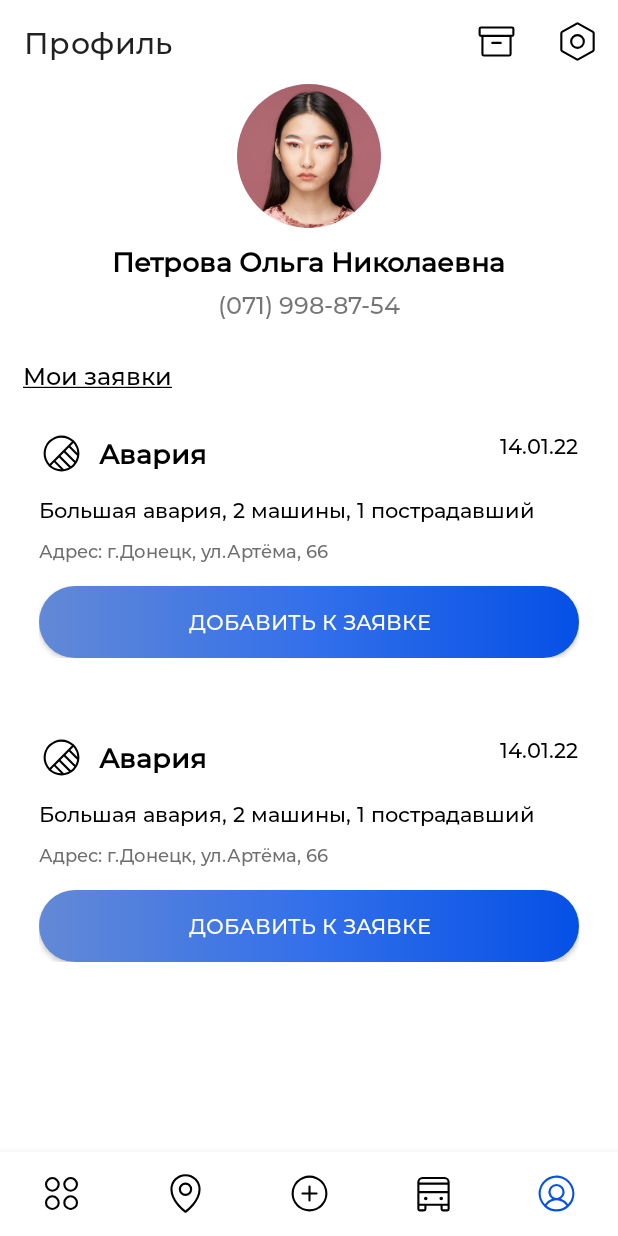
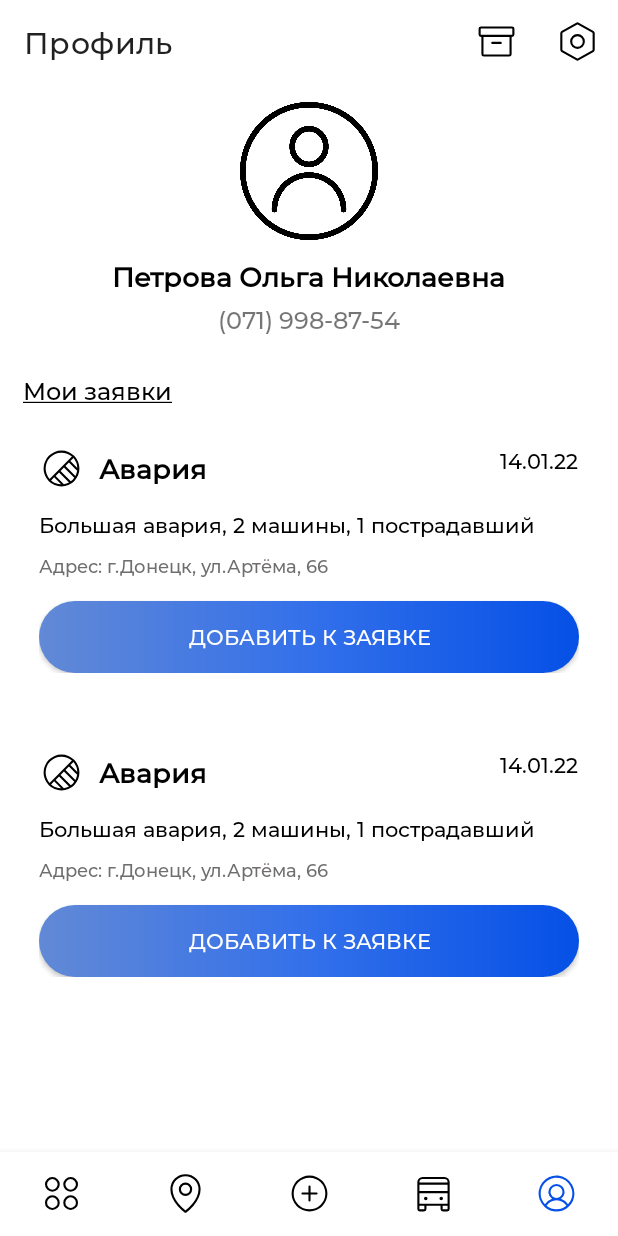
Before and after one commit to Zellka/PeoplesControl, an Android app: the screen it shows after launch (MainActivity), item 5 of the bottom bar chosen, on a phone screen of 412 x 824 dp. Run offline under Robolectric (Android 15) with nearby library versions, the phone set to English and light mode, and no system bars; our stand-ins replace CircleImageView, navigation-ui.

Commit message:
Add placeholders for category and avatar

```diff
--- a/app/src/main/res/layout/fragment_edit_profile.xml
+++ b/app/src/main/res/layout/fragment_edit_profile.xml
@@ -13,7 +13,7 @@
         android:layout_width="100dp"
         android:layout_height="100dp"
         android:padding="3dp"
-        android:src="@drawable/img"
+        android:src="@drawable/placeholder_avatar"
         app:layout_constraintEnd_toEndOf="parent"
         app:layout_constraintStart_toStartOf="parent"
         tools:ignore="MissingConstraints" />
--- a/app/src/main/res/layout/fragment_profile.xml
+++ b/app/src/main/res/layout/fragment_profile.xml
@@ -9,14 +9,14 @@
     <androidx.constraintlayout.widget.ConstraintLayout
         android:layout_width="match_parent"
         android:layout_height="match_parent"
-        android:layout_marginTop="20dp"
+        android:paddingTop="10dp"
         android:paddingBottom="?attr/actionBarSize">
 
         <de.hdodenhof.circleimageview.CircleImageView
             android:id="@+id/user_photo"
             android:layout_width="96dp"
             android:layout_height="96dp"
-            android:src="@drawable/img"
+            android:src="@drawable/placeholder_avatar"
             app:layout_constraintEnd_toEndOf="parent"
             app:layout_constraintStart_toStartOf="parent"
             tools:ignore="MissingConstraints" />
--- a/app/src/main/res/layout/item_category.xml
+++ b/app/src/main/res/layout/item_category.xml
@@ -21,7 +21,7 @@
             app:layout_constraintEnd_toEndOf="parent"
             android:padding="20dp"
             android:scaleType="centerCrop"
-            android:src="@drawable/transport_1"
+            android:src="@drawable/placeholder_category"
             tools:ignore="MissingConstraints" />
 
         <androidx.appcompat.widget.AppCompatTextView
```
Also changed, not shown: app/src/main/res/drawable/img.JPG (deleted), app/src/main/res/drawable/placeholder_avatar.png (added), app/src/main/res/drawable/placeholder_category.png (added).
